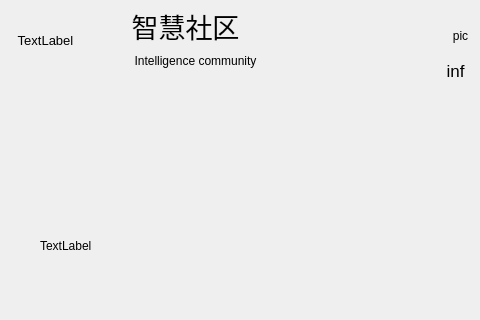
This is intelligent_community.ui in hewei-bit/Arm-linux-Smart-Community as Qt 5 draws it before an edit; both pictures show x 0 to 480 and y 0 to 320 of the 800 by 480 pixel window. The edited form follows.
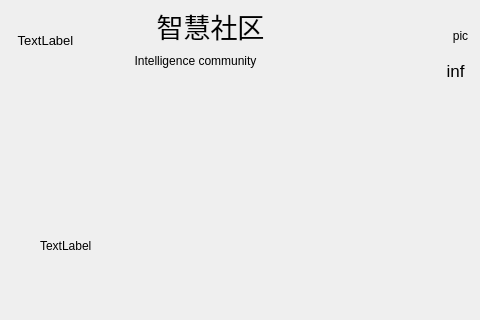
This is the edited form.

The edit to the form file:
```diff
--- a/intelligent_community.ui
+++ b/intelligent_community.ui
@@ -322,9 +322,9 @@
    <widget class="QLabel" name="label_6">
     <property name="geometry">
      <rect>
-      <x>120</x>
+      <x>130</x>
       <y>0</y>
-      <width>131</width>
+      <width>161</width>
       <height>51</height>
      </rect>
     </property>
```
